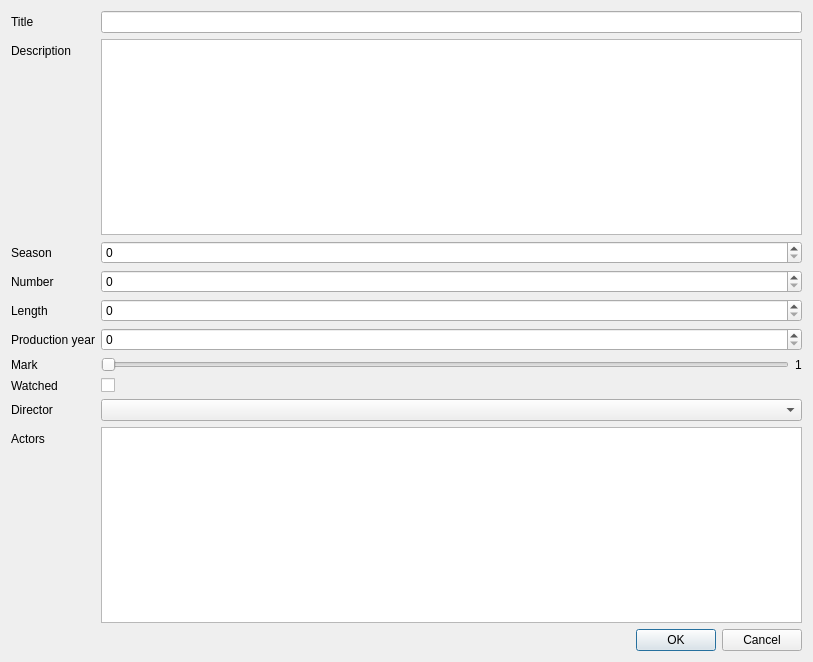
This is FilmManager/modifyepisodedialog.ui in Zachaly/Jipp_Projekt_ZS_NS as Qt 5 draws it before an edit. The edited form follows.
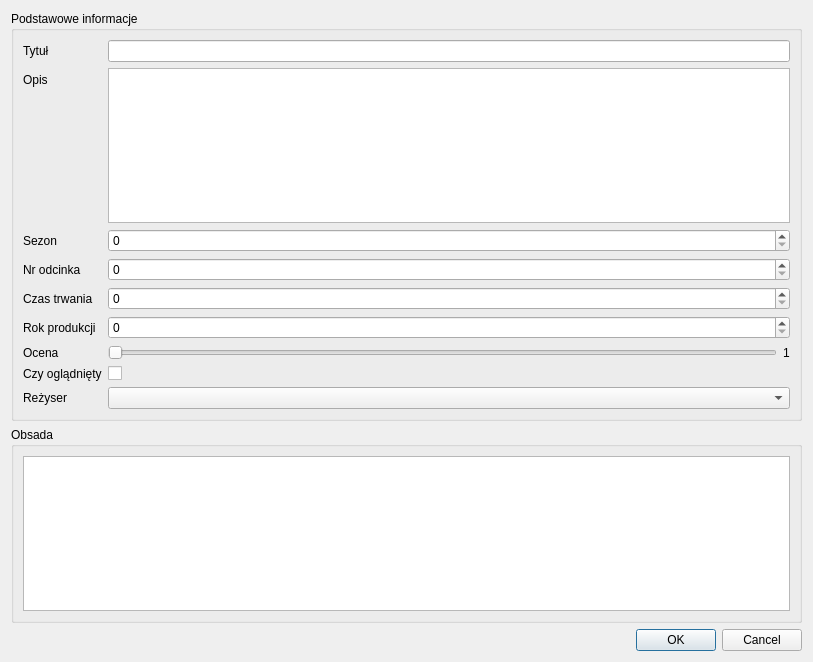
This is the edited form.

What changed in the file:
```diff
--- a/FilmManager/modifyepisodedialog.ui
+++ b/FilmManager/modifyepisodedialog.ui
@@ -15,11 +15,15 @@
   </property>
   <layout class="QVBoxLayout" name="verticalLayout">
    <item>
-    <layout class="QFormLayout" name="formLayout">
+    <widget class="QGroupBox" name="groupBox">
+     <property name="title">
+      <string>Podstawowe informacje</string>
+     </property>
+     <layout class="QFormLayout" name="formLayout_2">
      <item row="0" column="0">
       <widget class="QLabel" name="titleLabel">
        <property name="text">
-        <string>Title</string>
+         <string>Tytuł</string>
        </property>
       </widget>
      </item>
@@ -29,85 +33,61 @@
      <item row="1" column="0">
       <widget class="QLabel" name="descriptionLabel">
        <property name="text">
-        <string>Description</string>
+         <string>Opis</string>
        </property>
       </widget>
      </item>
      <item row="1" column="1">
       <widget class="QTextEdit" name="descriptionEdit"/>
      </item>
-     <item row="2" column="0">
+      <item row="3" column="0">
       <widget class="QLabel" name="seasonLabel">
        <property name="text">
-        <string>Season</string>
+         <string>Sezon</string>
        </property>
       </widget>
      </item>
-     <item row="2" column="1">
+      <item row="3" column="1">
       <widget class="QSpinBox" name="seasonSpinBox"/>
      </item>
-     <item row="3" column="0">
+      <item row="4" column="0">
       <widget class="QLabel" name="numberLabel">
        <property name="text">
-        <string>Number</string>
+         <string>Nr odcinka</string>
        </property>
       </widget>
      </item>
-     <item row="3" column="1">
+      <item row="4" column="1">
       <widget class="QSpinBox" name="numberSpinBox"/>
      </item>
-     <item row="4" column="0">
+      <item row="5" column="0">
       <widget class="QLabel" name="lengthLabel">
        <property name="text">
-        <string>Length</string>
+         <string>Czas trwania</string>
        </property>
       </widget>
      </item>
-     <item row="4" column="1">
+      <item row="5" column="1">
       <widget class="QSpinBox" name="lengthSpinBox"/>
      </item>
-     <item row="6" column="0">
-      <widget class="QLabel" name="markLabel">
-       <property name="text">
-        <string>Mark</string>
-       </property>
-      </widget>
-     </item>
      <item row="7" column="0">
-      <widget class="QLabel" name="watchedLabel">
+       <widget class="QLabel" name="productionYearLabel">
        <property name="text">
-        <string>Watched</string>
+         <string>Rok produkcji</string>
        </property>
       </widget>
      </item>
      <item row="7" column="1">
-      <widget class="QCheckBox" name="watchedCheckBox">
-       <property name="text">
-        <string/>
-       </property>
-      </widget>
-     </item>
-     <item row="8" column="0">
-      <widget class="QLabel" name="directorLabel">
-       <property name="text">
-        <string>Director</string>
-       </property>
-      </widget>
-     </item>
-     <item row="8" column="1">
-      <widget class="QComboBox" name="directorComboBox"/>
+       <widget class="QSpinBox" name="productionYearSpinBox"/>
      </item>
      <item row="9" column="0">
-      <widget class="QLabel" name="actorLabel">
+       <widget class="QLabel" name="markLabel">
        <property name="text">
-        <string>Actors</string>
+         <string>Ocena</string>
        </property>
       </widget>
      </item>
      <item row="9" column="1">
-      <widget class="QListWidget" name="actorList"/>
-     </item>
-     <item row="6" column="1">
       <layout class="QHBoxLayout" name="horizontalLayout">
        <item>
         <widget class="QSlider" name="markSlider">
@@ -125,17 +105,44 @@
        </item>
       </layout>
      </item>
-     <item row="5" column="0">
-      <widget class="QLabel" name="productionYearLabel">
+      <item row="10" column="0">
+       <widget class="QLabel" name="watchedLabel">
        <property name="text">
-        <string>Production year</string>
+         <string>Czy oglądnięty</string>
        </property>
       </widget>
      </item>
-     <item row="5" column="1">
-      <widget class="QSpinBox" name="productionYearSpinBox"/>
-     </item>
-    </layout>
+      <item row="10" column="1">
+       <widget class="QCheckBox" name="watchedCheckBox">
+        <property name="text">
+         <string/>
+        </property>
+       </widget>
+      </item>
+      <item row="11" column="0">
+       <widget class="QLabel" name="directorLabel">
+        <property name="text">
+         <string>Reżyser</string>
+        </property>
+       </widget>
+      </item>
+      <item row="11" column="1">
+       <widget class="QComboBox" name="directorComboBox"/>
+      </item>
+     </layout>
+    </widget>
+   </item>
+   <item>
+    <widget class="QGroupBox" name="groupBox_2">
+     <property name="title">
+      <string>Obsada</string>
+     </property>
+     <layout class="QVBoxLayout" name="verticalLayout_2">
+      <item>
+       <widget class="QListWidget" name="actorList"/>
+      </item>
+     </layout>
+    </widget>
    </item>
    <item>
     <widget class="QDialogButtonBox" name="buttonBox">
```
Lines whose indentation alone changed are shown as unchanged.
